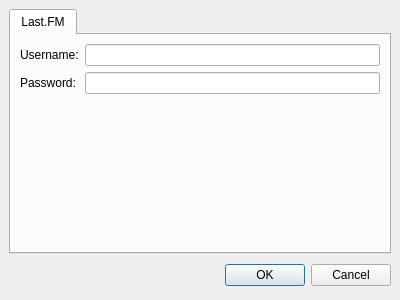
Qt form sigterm/src/main/preferences.ui (pweiskircher/Sigterm) before a commit.
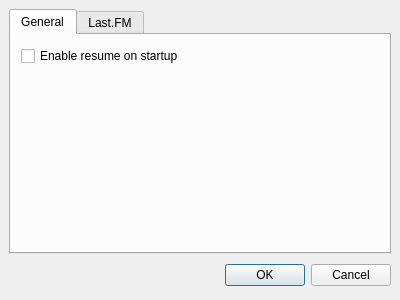
The same form after that commit.

Commit message: added preference to enable/disable autoplay

```diff
--- a/sigterm/src/main/preferences.ui
+++ b/sigterm/src/main/preferences.ui
@@ -24,6 +24,24 @@
    </property>
    <item>
     <widget class="QTabWidget" name="tabWidget" >
+     <widget class="QWidget" name="tab_2" >
+      <attribute name="title" >
+       <string>General</string>
+      </attribute>
+      <widget class="QCheckBox" name="mAutoPlay" >
+       <property name="geometry" >
+        <rect>
+         <x>10</x>
+         <y>10</y>
+         <width>361</width>
+         <height>22</height>
+        </rect>
+       </property>
+       <property name="text" >
+        <string>Enable resume on startup</string>
+       </property>
+      </widget>
+     </widget>
      <widget class="QWidget" name="tab" >
       <attribute name="title" >
        <string>Last.FM</string>
```
The commit also changes 3 other files.
